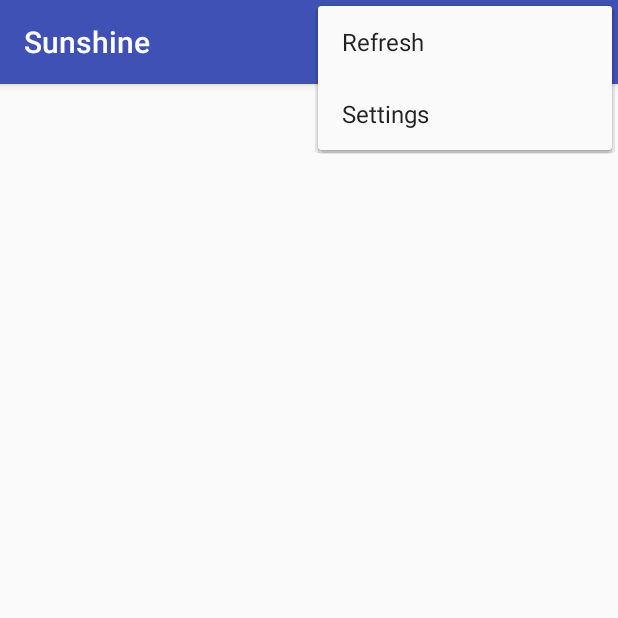
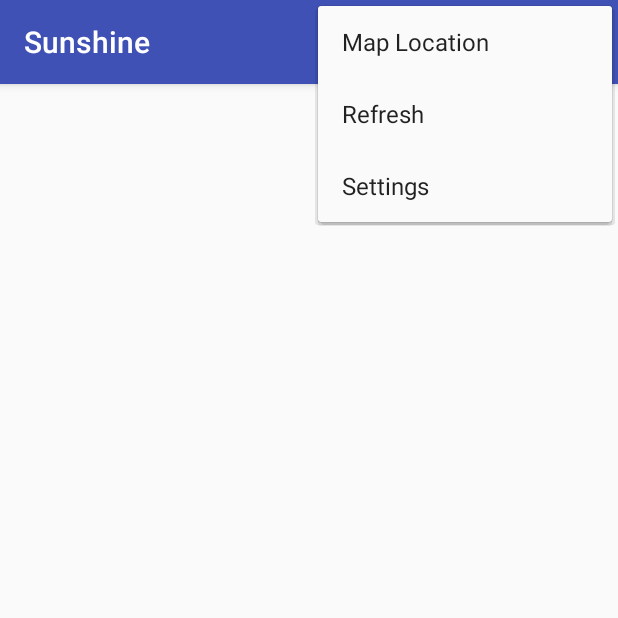
Before and after one commit to swoonzj/Sunshine, an Android app: the screen it shows after launch (MainActivity), with the options menu open, on a phone screen of 412 x 824 dp, the top half of it. Run offline under Robolectric (Android 15) with nearby library versions, the phone set to English and light mode, and no system bars.

Commit message:
View Location In Map App
Added menu option to show the user's chosen location (zip code) in the
system's default Map application, via ACTION_VIEW intent.

```diff
--- a/app/src/main/res/menu/menu_main.xml
+++ b/app/src/main/res/menu/menu_main.xml
@@ -7,4 +7,8 @@
         android:orderInCategory="100"
         android:title="@string/action_settings"
         app:showAsAction="never" />
+    <item
+        android:id="@+id/action_map"
+        android:title="@string/action_map"
+        app:showAsAction= "never"/>
 </menu>
--- a/app/src/main/res/values/strings.xml
+++ b/app/src/main/res/values/strings.xml
@@ -2,6 +2,7 @@
     <string name="app_name">Sunshine</string>
     <string name="action_settings">Settings</string>
     <string name="action_refresh" translatable="false">Refresh</string>
+    <string name="action_map">Map Location</string>
     <string name="title_activity_detail">Details</string>
     <string name="title_activity_settings">Settings</string>
 
@@ -13,7 +14,7 @@
     <string name="pref_location_key" translatable="false">location</string>
     <!-- Default postal code for location preference [CHAR LIMIT=NONE] -->
     <string name="pref_location_default" translatable="false">01876</string>
-    <!-- Preferences for Unit type (i.e. Celcius vs Fahrenheit) -->
+    <!-- Preferences for Unit type (i.e. Celsius vs Fahrenheit) -->
     <string name="pref_units_label">Units</string>
     <string name="pref_units_key" translatable="false">units</string>
     <string name="pref_units_metric_label">Metric</string>
@@ -22,4 +23,6 @@
     <string name="pref_units_imperial_key" translatable="false">imperial</string>
     <!-- Default unit type: Imperial -->
     <string name="pref_units_default">@string/pref_units_imperial_key</string>
+
+
 </resources>
```
Also changed, not shown: app/src/main/java/com/example/zj/sunshine/MainActivity.java (+27 -0 lines).
